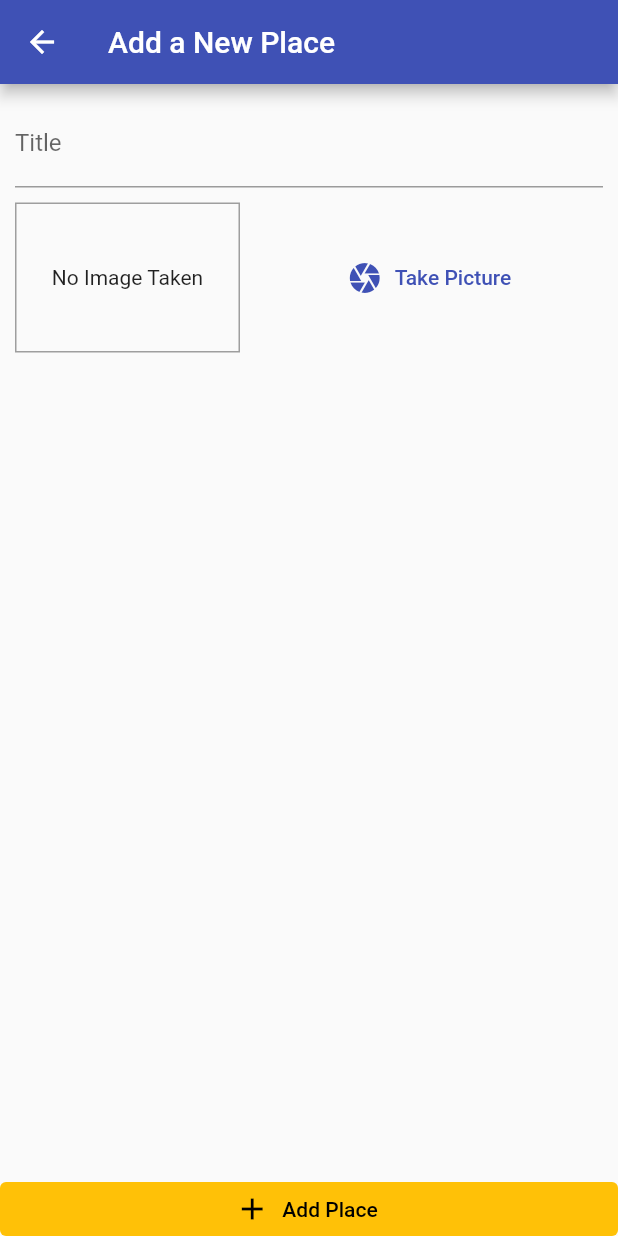
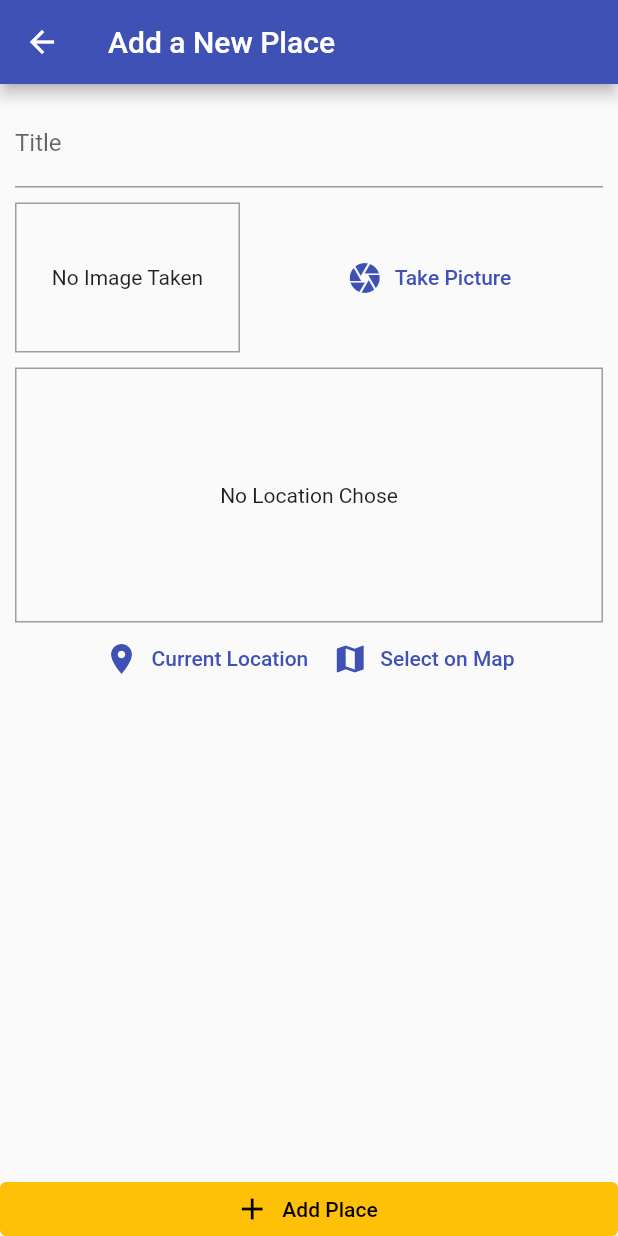
Before and after one commit to Yagoo23/PhotoMapApp, a Flutter app: the screen it shows after launch, after a tap on the "add" icon, on a phone screen of 412 x 824 dp. Run offline on Flutter 3.47's test engine with Material 2 defaults, Android fonts, the phone set to English and light mode, and no system bars; our stand-ins replace image_picker, location, sqflite; accounts and stored records are empty.

Commit message:
Adding location

```diff
--- a/lib/helpers/db_helpers.dart
+++ b/lib/helpers/db_helpers.dart
@@ -0,0 +1,28 @@
+import 'package:sqflite/sqflite.dart' as sql;
+import 'package:path/path.dart' as path;
+import 'package:sqflite/sqlite_api.dart';
+
+class DBHelper {
+  static Future<Database> database() async {
+    final dbPath = await sql.getDatabasesPath();
+    return sql.openDatabase(path.join(dbPath, 'places.db'),
+        onCreate: (db, version) {
+      return db.execute(
+          'CREATE TABLE user_places(id TEXT PRIMARY KEY, title TEXT, image TEXT)');
+    }, version: 1);
+  }
+
+  static Future<void> insert(String table, Map<String, Object> data) async {
+    final db = await DBHelper.database();
+    db.insert(
+      table,
+      data,
+      conflictAlgorithm: ConflictAlgorithm.replace,
+    );
+  }
+
+  static Future<List<Map<String, dynamic>>> getData(String table) async {
+    final db = await DBHelper.database();
+    return db.query(table);
+  }
+}
--- a/lib/providers/great_places.dart
+++ b/lib/providers/great_places.dart
@@ -1,7 +1,9 @@
 import 'dart:io';
-import 'package:flutter/material.dart';
+
+import 'package:flutter/foundation.dart';
 
 import '../models/place.dart';
+import '../helpers/db_helpers.dart';
 
 class GreatPlaces with ChangeNotifier {
   List<Place> _items = [];
@@ -11,16 +13,36 @@ class GreatPlaces with ChangeNotifier {
   }
 
   void addPlace(
-    String pickTitle,
+    String pickedTitle,
     File pickedImage,
   ) {
     final newPlace = Place(
       id: DateTime.now().toString(),
       image: pickedImage,
-      title: pickTitle,
+      title: pickedTitle,
       location: null,
     );
     _items.add(newPlace);
     notifyListeners();
+    DBHelper.insert('user_places', {
+      'id': newPlace.id,
+      'title': newPlace.title,
+      'image': newPlace.image.path,
+    });
+  }
+
+  Future<void> fetchAndSetPlaces() async {
+    final dataList = await DBHelper.getData('user_places');
+    _items = dataList
+        .map(
+          (item) => Place(
+            id: item['id'],
+            title: item['title'],
+            image: File(item['image']),
+            location: null,
+          ),
+        )
+        .toList();
+    notifyListeners();
   }
 }
--- a/lib/screens/add_place_screen.dart
+++ b/lib/screens/add_place_screen.dart
@@ -3,6 +3,7 @@ import 'package:flutter/material.dart';
 import 'package:provider/provider.dart';
 
 import '../widgets/image_input.dart';
+import '../widgets/location_input.dart';
 import '../providers/great_places.dart';
 
 class AddPlaceScreen extends StatefulWidget {
@@ -54,6 +55,10 @@ class _AddPlaceScreenState extends State<AddPlaceScreen> {
                       height: 10,
                     ),
                     ImageInput(_selectImage),
+                    SizedBox(
+                      height: 10,
+                    ),
+                    LocationInput(),
                   ],
                 ),
               ),
--- a/lib/screens/places_list_screen.dart
+++ b/lib/screens/places_list_screen.dart
@@ -20,7 +20,15 @@ class PlacesListScreen extends StatelessWidget {
           )
         ],
       ),
-      body: Consumer<GreatPlaces>(
+      body: FutureBuilder(
+        future: Provider.of<GreatPlaces>(context, listen: false)
+            .fetchAndSetPlaces(),
+        builder: (ctx, snapshot) => snapshot.connectionState ==
+                ConnectionState.waiting
+            ? Center(
+                child: CircularProgressIndicator(),
+              )
+            : Consumer<GreatPlaces>(
                 child: Center(
                   child: Text(
                     'Got no places yet,start adding some!',
@@ -43,6 +51,7 @@ class PlacesListScreen extends StatelessWidget {
                         ),
                       ),
               ),
+      ),
     );
   }
 }
--- /dev/null
+++ b/lib/widgets/location_input.dart
@@ -0,0 +1,66 @@
+import 'package:flutter/material.dart';
+import 'package:location/location.dart';
+
+class LocationInput extends StatefulWidget {
+  @override
+  _LocationInputState createState() => _LocationInputState();
+}
+
+class _LocationInputState extends State<LocationInput> {
+  String _previewImageUrl;
+
+  Future<void> _getCurrentUserLocation() async {
+    final locData = await Location().getLocation();
+    print(locData.latitude);
+    print(locData.longitude);
+  }
+
+  @override
+  Widget build(BuildContext context) {
+    return Column(
+      children: <Widget>[
+        Container(
+          height: 170,
+          width: double.infinity,
+          alignment: Alignment.center,
+          decoration: BoxDecoration(
+              border: Border.all(
+            width: 1,
+            color: Colors.grey,
+          )),
+          child: _previewImageUrl == null
+              ? Text(
+                  'No Location Chose',
+                  textAlign: TextAlign.center,
+                )
+              : Image.network(
+                  _previewImageUrl,
+                  fit: BoxFit.cover,
+                  width: double.infinity,
+                ),
+        ),
+        Row(
+          mainAxisAlignment: MainAxisAlignment.center,
+          children: <Widget>[
+            TextButton.icon(
+              icon: Icon(Icons.location_on),
+              label: Text('Current Location'),
+              style: TextButton.styleFrom(
+                primary: Theme.of(context).primaryColor,
+              ),
+              onPressed: _getCurrentUserLocation,
+            ),
+            TextButton.icon(
+              icon: Icon(Icons.map),
+              label: Text('Select on Map'),
+              style: TextButton.styleFrom(
+                primary: Theme.of(context).primaryColor,
+              ),
+              onPressed: () {},
+            ),
+          ],
+        ),
+      ],
+    );
+  }
+}
--- a/pubspec.yaml
+++ b/pubspec.yaml
@@ -28,7 +28,7 @@ dependencies:
   path_provider: ^1.1.0
   path: ^1.6.2
   sqflite: ^2.1.0
-
+  location: ^4.2.0
 
   # The following adds the Cupertino Icons font to your application.
   # Use with the CupertinoIcons class for iOS style icons.
```
Also changed, not shown: lib/helpers/location_helper.dart (added), pubspec.lock, 1 other file. Lines whose indentation alone changed are shown as unchanged.
